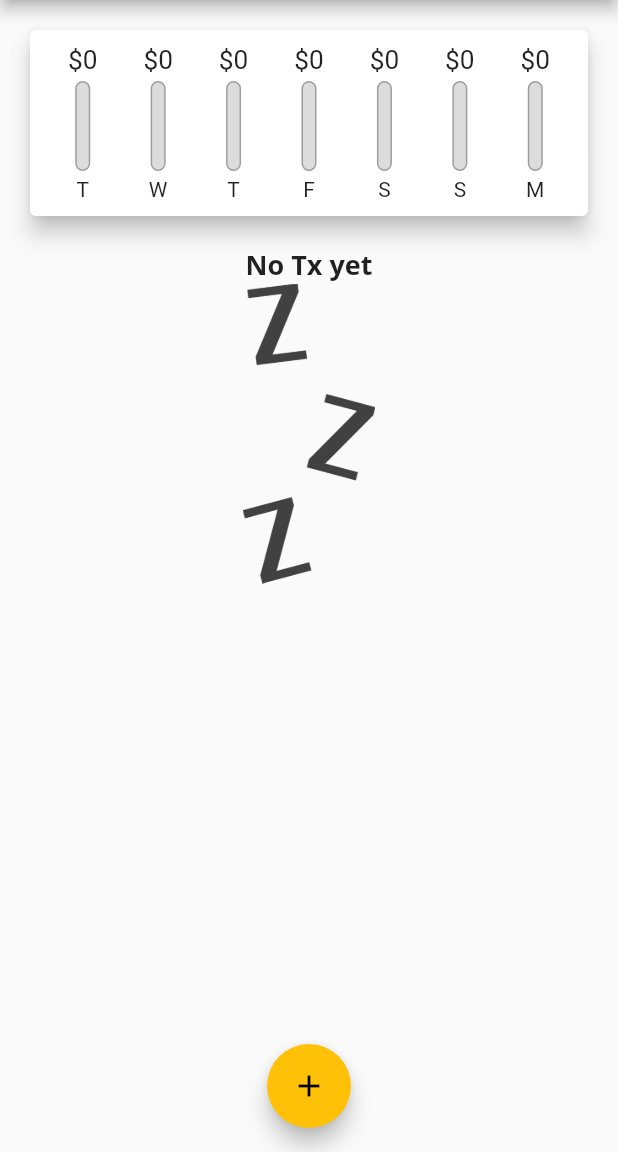
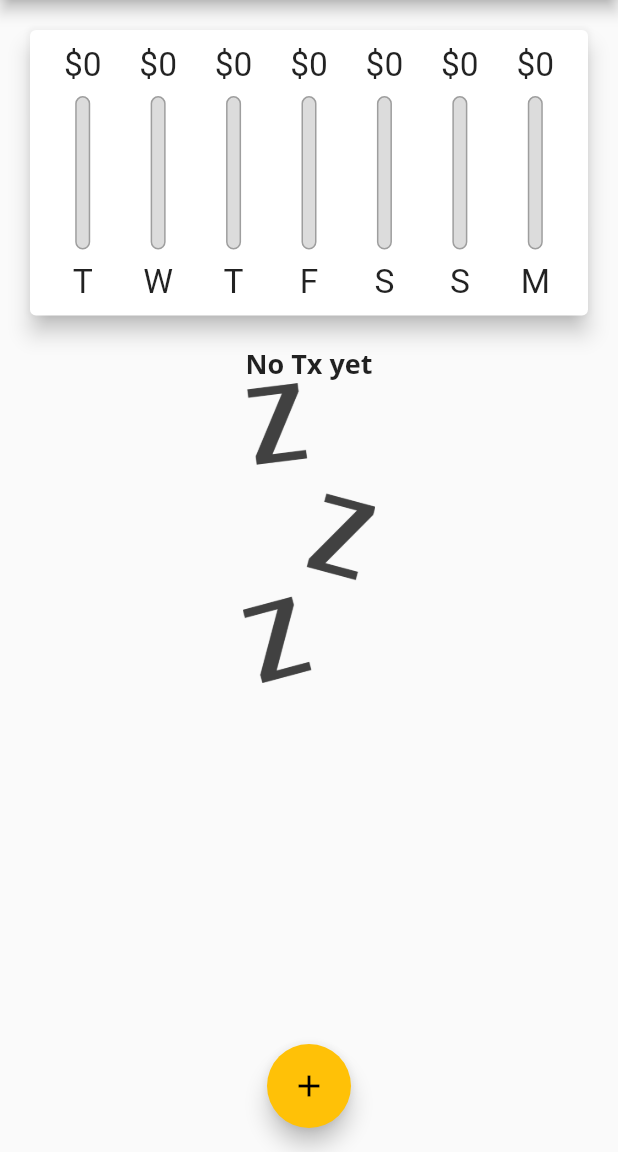
Before and after one commit to elJamesSnz/weekly_expenses, a Flutter app: the screen it shows after launch, on a phone screen of 412 x 824 dp, the part 84-1236 px from its top. Run offline on Flutter 3.47's test engine with Material 2 defaults, Android fonts, the phone set to English and light mode, and no system bars.

Commit message:
Initial Responsive Config
Initial responsive config for Portrait mode.
LayoutBuilder added in chart bar in order to know the constraints from the custom widget
MediaQuery of context for dynamic height

```diff
--- a/lib/main.dart
+++ b/lib/main.dart
@@ -87,22 +87,32 @@ class _HomePageState extends State<HomePage> {
 
   @override
   Widget build(BuildContext context) {
+    final appBar = AppBar(
+      title: Text('Expenses'),
+      actions: [
+        //list-of-widgets
+        IconButton(onPressed: () => _modalNewTx(context), icon: Icon(Icons.add))
+      ],
+    );
     return Scaffold(
-      appBar: AppBar(
-        title: Text('Expenses'),
-        actions: [
-          //list-of-widgets
-          IconButton(
-              onPressed: () => _modalNewTx(context), icon: Icon(Icons.add))
-        ],
-      ),
+      appBar: appBar,
       body: SingleChildScrollView(
         child: Column(
             //mainAxisAlignment: MainAxisAlignment.start,
             crossAxisAlignment: CrossAxisAlignment.stretch,
             children: [
-              Chart(_recentTx),
-              TxsList(_listTxs, _deleteTx),
+              Container(
+                  height: (MediaQuery.of(context).size.height -
+                          appBar.preferredSize.height -
+                          MediaQuery.of(context).padding.top) *
+                      .3,
+                  child: Chart(_recentTx)),
+              Container(
+                  height: (MediaQuery.of(context).size.height -
+                          appBar.preferredSize.height -
+                          MediaQuery.of(context).padding.top) *
+                      .7,
+                  child: TxsList(_listTxs, _deleteTx)),
             ]),
       ),
       floatingActionButtonLocation: FloatingActionButtonLocation.centerFloat,
--- a/lib/widgets/chart_bar.dart
+++ b/lib/widgets/chart_bar.dart
@@ -13,18 +13,23 @@ class ChartBar extends StatelessWidget {
 
   @override
   Widget build(BuildContext context) {
+    //layoutbuilder w constriants in order to dynamically know height
+    //and width avialble within a custom widget
+
+    return LayoutBuilder(builder: ((context, constraints) {
       return Column(
         children: [
           //FittedBox forces its child in available space and may shrink texts
           Container(
-            height: 20,
-            child:
-                FittedBox(child: Text('\$${spentAmount.toStringAsFixed(0)}'))),
+              height: constraints.maxHeight * .15,
+              child: FittedBox(
+                  child: Text('\$${spentAmount.toStringAsFixed(0)}'))),
           SizedBox(
-          height: 4,
+            height: constraints.maxHeight * .05,
           ),
           Container(
-          height: 60,
+            //know height from constraints
+            height: constraints.maxHeight * .6,
             width: 10,
             child: Stack(
               children: [
@@ -48,10 +53,13 @@ class ChartBar extends StatelessWidget {
             ),
           ),
           SizedBox(
-          height: 4,
+            height: constraints.maxHeight * .05,
           ),
-        Text(labelTxt),
+          Container(
+              height: constraints.maxHeight * .15,
+              child: FittedBox(child: Text(labelTxt))),
         ],
       );
+    }));
   }
 }
--- a/lib/widgets/txs_list.dart
+++ b/lib/widgets/txs_list.dart
@@ -13,9 +13,7 @@ class TxsList extends StatelessWidget {
 
   @override
   Widget build(BuildContext context) {
-    return Container(
-      height: 400,
-      child: listTxs.isEmpty
+    return listTxs.isEmpty
         ? Column(
             children: [
               Text(
@@ -54,8 +52,7 @@ class TxsList extends StatelessWidget {
                     listTxs[index].name,
                     style: Theme.of(context).textTheme.headline6,
                   ),
-                    subtitle:
-                        Text(DateFormat.yMMM().format(listTxs[index].date)),
+                  subtitle: Text(DateFormat.yMMM().format(listTxs[index].date)),
                   trailing: IconButton(
                     icon: Icon(Icons.delete),
                     color: Theme.of(context).errorColor,
@@ -66,7 +63,6 @@ class TxsList extends StatelessWidget {
               );
             },
             //map to paint n widgets,
-            ),
           );
   }
 }
```
Lines whose indentation alone changed are shown as unchanged.
